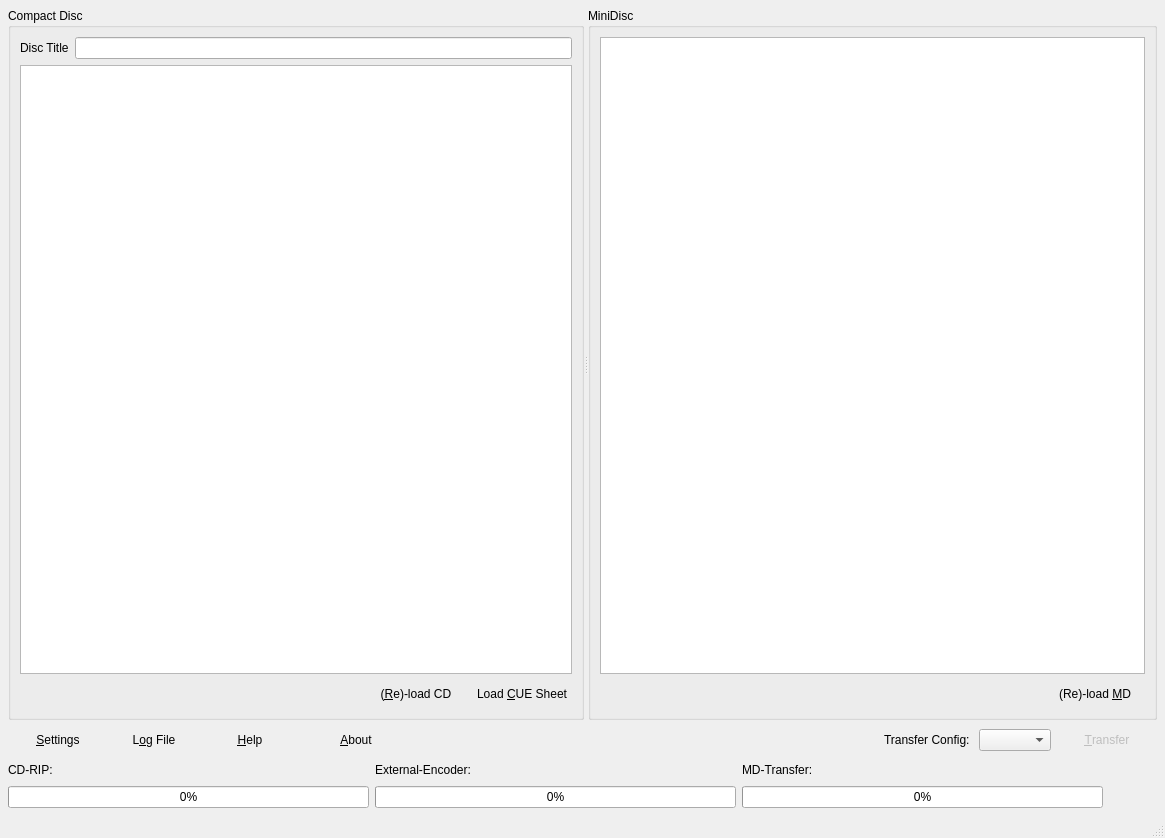
Jo2003/cd2netmd_gui, file mainwindow.ui: the form before one commit.
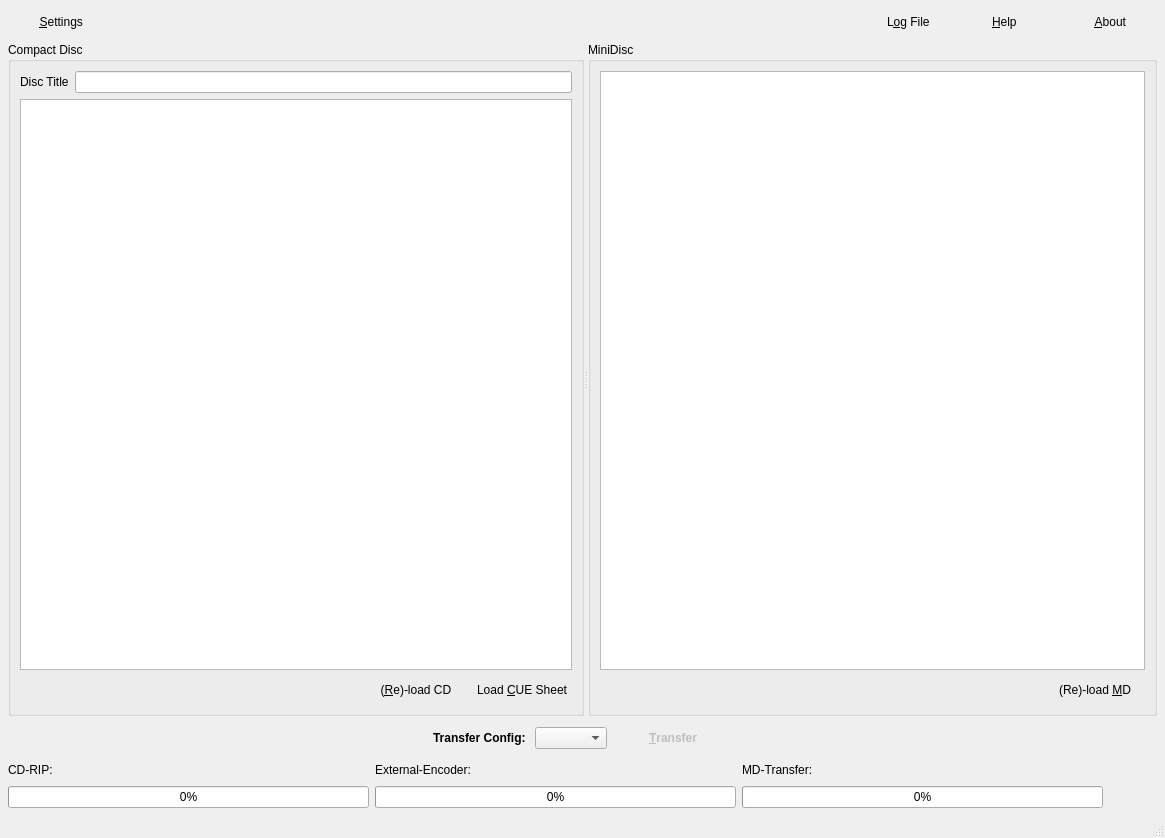
The form after the commit. Icons and pictures are not drawn. Custom widgets are drawn as their Qt base class.

What changed in the file:
```diff
--- a/mainwindow.ui
+++ b/mainwindow.ui
@@ -31,6 +31,133 @@
     <property name="bottomMargin">
      <number>8</number>
     </property>
+    <item>
+     <layout class="QHBoxLayout" name="hlTopButtons">
+      <item>
+       <widget class="QPushButton" name="pushSettings">
+        <property name="minimumSize">
+         <size>
+          <width>100</width>
+          <height>28</height>
+         </size>
+        </property>
+        <property name="statusTip">
+         <string>Program Settings</string>
+        </property>
+        <property name="text">
+         <string>  &amp;Settings</string>
+        </property>
+        <property name="icon">
+         <iconset resource="resources.qrc">
+          <normaloff>:/buttons/settings</normaloff>:/buttons/settings</iconset>
+        </property>
+        <property name="iconSize">
+         <size>
+          <width>24</width>
+          <height>24</height>
+         </size>
+        </property>
+        <property name="flat">
+         <bool>true</bool>
+        </property>
+       </widget>
+      </item>
+      <item>
+       <spacer name="horizontalSpacer_4">
+        <property name="orientation">
+         <enum>Qt::Horizontal</enum>
+        </property>
+        <property name="sizeHint" stdset="0">
+         <size>
+          <width>40</width>
+          <height>20</height>
+         </size>
+        </property>
+       </spacer>
+      </item>
+      <item>
+       <widget class="QPushButton" name="pushLog">
+        <property name="statusTip">
+         <string>Open Log-File</string>
+        </property>
+        <property name="text">
+         <string>  L&amp;og File</string>
+        </property>
+        <property name="icon">
+         <iconset resource="resources.qrc">
+          <normaloff>:/buttons/log</normaloff>:/buttons/log</iconset>
+        </property>
+        <property name="iconSize">
+         <size>
+          <width>24</width>
+          <height>24</height>
+         </size>
+        </property>
+        <property name="flat">
+         <bool>true</bool>
+        </property>
+       </widget>
+      </item>
+      <item>
+       <widget class="QPushButton" name="pushHelp">
+        <property name="minimumSize">
+         <size>
+          <width>100</width>
+          <height>28</height>
+         </size>
+        </property>
+        <property name="statusTip">
+         <string>Open short help</string>
+        </property>
+        <property name="text">
+         <string>  &amp;Help</string>
+        </property>
+        <property name="icon">
+         <iconset resource="resources.qrc">
+          <normaloff>:/buttons/help</normaloff>:/buttons/help</iconset>
+        </property>
+        <property name="iconSize">
+         <size>
+          <width>24</width>
+          <height>24</height>
+         </size>
+        </property>
+        <property name="flat">
+         <bool>true</bool>
+        </property>
+       </widget>
+      </item>
+      <item>
+       <widget class="QPushButton" name="pushAbout">
+        <property name="minimumSize">
+         <size>
+          <width>100</width>
+          <height>28</height>
+         </size>
+        </property>
+        <property name="statusTip">
+         <string>Program Information</string>
+        </property>
+        <property name="text">
+         <string>  &amp;About</string>
+        </property>
+        <property name="icon">
+         <iconset resource="resources.qrc">
+          <normaloff>:/buttons/about</normaloff>:/buttons/about</iconset>
+        </property>
+        <property name="iconSize">
+         <size>
+          <width>24</width>
+          <height>24</height>
+         </size>
+        </property>
+        <property name="flat">
+         <bool>true</bool>
+        </property>
+       </widget>
+      </item>
+     </layout>
+    </item>
     <item>
      <widget class="QSplitter" name="splitter">
       <property name="orientation">
@@ -238,116 +365,6 @@
     </item>
     <item>
      <layout class="QHBoxLayout" name="horizontalLayout_4">
-      <item>
-       <widget class="QPushButton" name="pushSettings">
-        <property name="minimumSize">
-         <size>
-          <width>100</width>
-          <height>28</height>
-         </size>
-        </property>
-        <property name="statusTip">
-         <string>Program Settings</string>
-        </property>
-        <property name="text">
-         <string>&amp;Settings</string>
-        </property>
-        <property name="icon">
-         <iconset resource="resources.qrc">
-          <normaloff>:/buttons/settings</normaloff>:/buttons/settings</iconset>
-        </property>
-        <property name="iconSize">
-         <size>
-          <width>32</width>
-          <height>32</height>
-         </size>
-        </property>
-        <property name="flat">
-         <bool>true</bool>
-        </property>
-       </widget>
-      </item>
-      <item>
-       <widget class="QPushButton" name="pushLog">
-        <property name="statusTip">
-         <string>Open Log-File</string>
-        </property>
-        <property name="text">
-         <string>L&amp;og File</string>
-        </property>
-        <property name="icon">
-         <iconset resource="resources.qrc">
-          <normaloff>:/buttons/log</normaloff>:/buttons/log</iconset>
-        </property>
-        <property name="iconSize">
-         <size>
-          <width>32</width>
-          <height>32</height>
-         </size>
-        </property>
-        <property name="flat">
-         <bool>true</bool>
-        </property>
-       </widget>
-      </item>
-      <item>
-       <widget class="QPushButton" name="pushHelp">
-        <property name="minimumSize">
-         <size>
-          <width>100</width>
-          <height>28</height>
-         </size>
-        </property>
-        <property name="statusTip">
-         <string>Open short help</string>
-        </property>
-        <property name="text">
-         <string>&amp;Help</string>
-        </property>
-        <property name="icon">
-         <iconset resource="resources.qrc">
-          <normaloff>:/buttons/help</normaloff>:/buttons/help</iconset>
-        </property>
-        <property name="iconSize">
-         <size>
-          <width>32</width>
-          <height>32</height>
-         </size>
-        </property>
-        <property name="flat">
-         <bool>true</bool>
-        </property>
-       </widget>
-      </item>
-      <item>
-       <widget class="QPushButton" name="pushAbout">
-        <property name="minimumSize">
-         <size>
-          <width>100</width>
-          <height>28</height>
-         </size>
-        </property>
-        <property name="statusTip">
-         <string>Program Information</string>
-        </property>
-        <property name="text">
-         <string>&amp;About</string>
-        </property>
-        <property name="icon">
-         <iconset resource="resources.qrc">
-          <normaloff>:/buttons/about</normaloff>:/buttons/about</iconset>
-        </property>
-        <property name="iconSize">
-         <size>
-          <width>32</width>
-          <height>32</height>
-         </size>
-        </property>
-        <property name="flat">
-         <bool>true</bool>
-        </property>
-       </widget>
-      </item>
       <item>
        <spacer name="horizontalSpacer_3">
         <property name="orientation">
@@ -363,6 +380,12 @@
       </item>
       <item>
        <widget class="QLabel" name="label_2">
+        <property name="font">
+         <font>
+          <weight>75</weight>
+          <bold>true</bold>
+         </font>
+        </property>
         <property name="text">
          <string>Transfer Config: </string>
         </property>
@@ -382,10 +405,16 @@
         </property>
         <property name="minimumSize">
          <size>
-          <width>100</width>
-          <height>28</height>
+          <width>120</width>
+          <height>32</height>
          </size>
         </property>
+        <property name="font">
+         <font>
+          <weight>75</weight>
+          <bold>true</bold>
+         </font>
+        </property>
         <property name="statusTip">
          <string>Transfer all/selected tracks from CD to MD.</string>
         </property>
@@ -398,8 +427,8 @@
         </property>
         <property name="iconSize">
          <size>
-          <width>32</width>
-          <height>32</height>
+          <width>48</width>
+          <height>48</height>
          </size>
         </property>
         <property name="flat">
@@ -407,6 +436,19 @@
         </property>
        </widget>
       </item>
+      <item>
+       <spacer name="horizontalSpacer_5">
+        <property name="orientation">
+         <enum>Qt::Horizontal</enum>
+        </property>
+        <property name="sizeHint" stdset="0">
+         <size>
+          <width>40</width>
+          <height>20</height>
+         </size>
+        </property>
+       </spacer>
+      </item>
      </layout>
     </item>
     <item>
```
Left out of the diff: 2 changed lines with no effect on the pictures.
